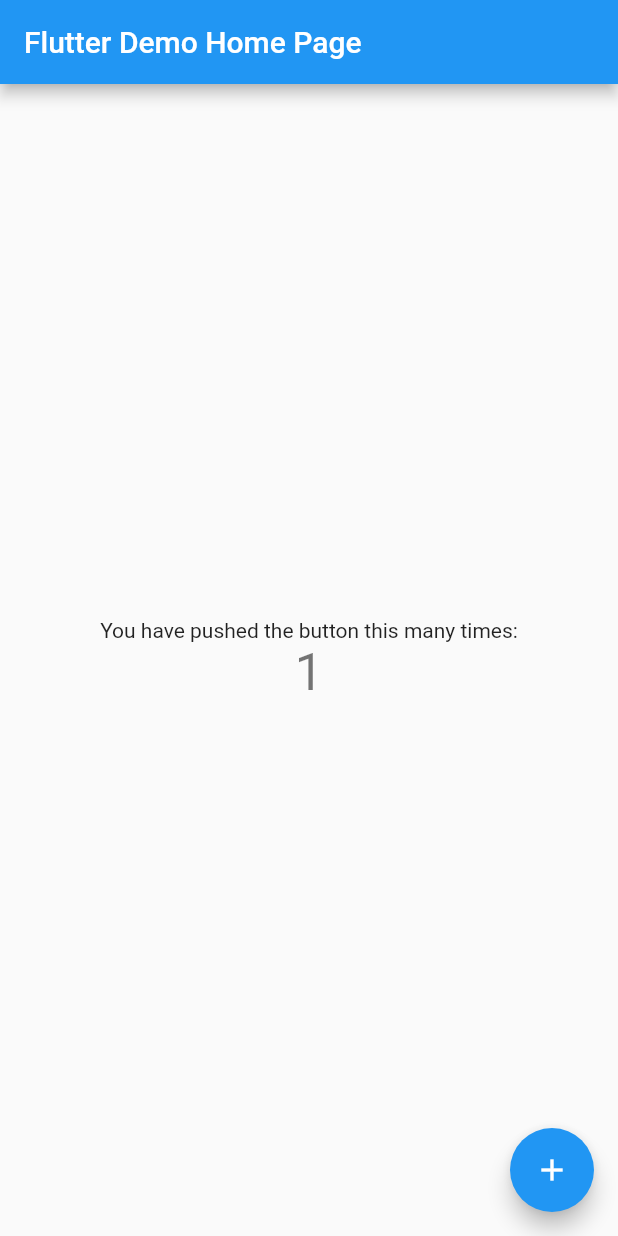
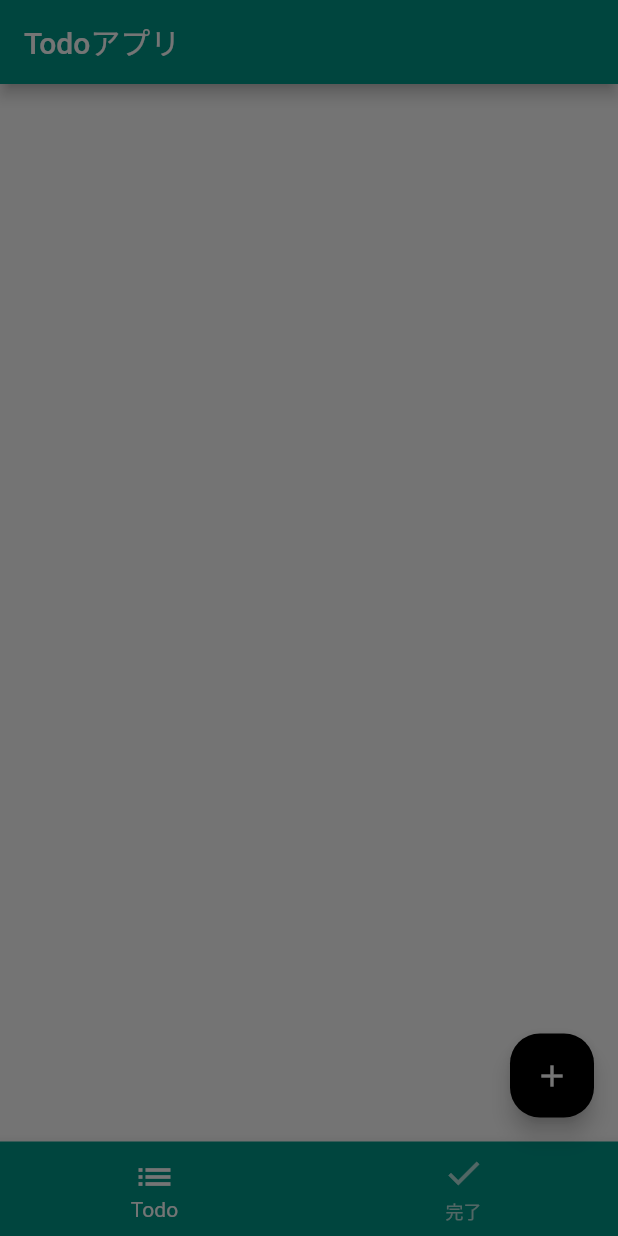
Before and after one commit to Channelsu/todo, a Flutter app: the screen it shows after launch, after a tap on the "add" icon, on a phone screen of 412 x 824 dp. Run offline on Flutter 3.47's test engine with Material 2 defaults, Android fonts, the phone set to English and light mode, and no system bars.

Commit message:
ボトムナビゲーションバー作成

```diff
--- a/lib/main.dart
+++ b/lib/main.dart
@@ -1,117 +1,19 @@
 import 'package:flutter/material.dart';
+import 'package:todo/page/home_page.dart';
 
-void main() {
-  runApp(MyApp());
-}
+void main() => runApp(MyApp());
 
 class MyApp extends StatelessWidget {
-  // This widget is the root of your application.
-  @override
-  Widget build(BuildContext context) {
-    return MaterialApp(
-      title: 'Flutter Demo',
-      theme: ThemeData(
-        // This is the theme of your application.
-        //
-        // Try running your application with "flutter run". You'll see the
-        // application has a blue toolbar. Then, without quitting the app, try
-        // changing the primarySwatch below to Colors.green and then invoke
-        // "hot reload" (press "r" in the console where you ran "flutter run",
-        // or simply save your changes to "hot reload" in a Flutter IDE).
-        // Notice that the counter didn't reset back to zero; the application
-        // is not restarted.
-        primarySwatch: Colors.blue,
-        // This makes the visual density adapt to the platform that you run
-        // the app on. For desktop platforms, the controls will be smaller and
-        // closer together (more dense) than on mobile platforms.
-        visualDensity: VisualDensity.adaptivePlatformDensity,
-      ),
-      home: MyHomePage(title: 'Flutter Demo Home Page'),
-    );
-  }
-}
-
-class MyHomePage extends StatefulWidget {
-  MyHomePage({Key key, this.title}) : super(key: key);
-
-  // This widget is the home page of your application. It is stateful, meaning
-  // that it has a State object (defined below) that contains fields that affect
-  // how it looks.
-
-  // This class is the configuration for the state. It holds the values (in this
-  // case the title) provided by the parent (in this case the App widget) and
-  // used by the build method of the State. Fields in a Widget subclass are
-  // always marked "final".
-
-  final String title;
+  static final String title = 'Todoアプリ';
 
   @override
-  _MyHomePageState createState() => _MyHomePageState();
+  Widget build(BuildContext context) => MaterialApp(
+    debugShowCheckedModeBanner: false,
+    title: title,
+    theme: ThemeData(
+      primarySwatch: Colors.teal,
+      scaffoldBackgroundColor: Color(0xFF6f5ee),
+    ),
+    home: HomePage(),
+  );
 }
-
-class _MyHomePageState extends State<MyHomePage> {
-  int _counter = 0;
-
-  void _incrementCounter() {
-    setState(() {
-      // This call to setState tells the Flutter framework that something has
-      // changed in this State, which causes it to rerun the build method below
-      // so that the display can reflect the updated values. If we changed
-      // _counter without calling setState(), then the build method would not be
-      // called again, and so nothing would appear to happen.
-      _counter++;
-    });
-  }
-
-  @override
-  Widget build(BuildContext context) {
-    // This method is rerun every time setState is called, for instance as done
-    // by the _incrementCounter method above.
-    //
-    // The Flutter framework has been optimized to make rerunning build methods
-    // fast, so that you can just rebuild anything that needs updating rather
-    // than having to individually change instances of widgets.
-    return Scaffold(
-      appBar: AppBar(
-        // Here we take the value from the MyHomePage object that was created by
-        // the App.build method, and use it to set our appbar title.
-        title: Text(widget.title),
-      ),
-      body: Center(
-        // Center is a layout widget. It takes a single child and positions it
-        // in the middle of the parent.
-        child: Column(
-          // Column is also a layout widget. It takes a list of children and
-          // arranges them vertically. By default, it sizes itself to fit its
-          // children horizontally, and tries to be as tall as its parent.
-          //
-          // Invoke "debug painting" (press "p" in the console, choose the
-          // "Toggle Debug Paint" action from the Flutter Inspector in Android
-          // Studio, or the "Toggle Debug Paint" command in Visual Studio Code)
-          // to see the wireframe for each widget.
-          //
-          // Column has various properties to control how it sizes itself and
-          // how it positions its children. Here we use mainAxisAlignment to
-          // center the children vertically; the main axis here is the vertical
-          // axis because Columns are vertical (the cross axis would be
-          // horizontal).
-          mainAxisAlignment: MainAxisAlignment.center,
-          children: <Widget>[
-            Text(
-              'You have pushed the button this many times:',
-            ),
-            Text(
-              '$_counter',
-              style: Theme.of(context).textTheme.headline4,
-            ),
-          ],
-        ),
-      ),
-      floatingActionButton: FloatingActionButton(
-        onPressed: _incrementCounter,
-        tooltip: 'Increment',
-        child: Icon(Icons.add),
-      ), // This trailing comma makes auto-formatting nicer for build methods.
-    );
-  }
-}
--- /dev/null
+++ b/lib/page/home_page.dart
@@ -0,0 +1,58 @@
+import 'package:flutter/material.dart';
+import 'package:todo/main.dart';
+import 'package:todo/widget/add_todo_dialog_widget.dart';
+
+class HomePage extends StatefulWidget {
+  @override
+  _HomePageState createState() => _HomePageState();
+}
+
+class _HomePageState extends State<HomePage> {
+  int selectedIndex = 0;
+
+  @override
+  Widget build(BuildContext context) {
+    final tabs = [
+      Container(),
+      Container(),
+    ];
+
+    return Scaffold(
+      appBar: AppBar(
+        title: Text(MyApp.title),
+      ),
+      bottomNavigationBar: BottomNavigationBar(
+        backgroundColor: Theme.of(context).primaryColor,
+        unselectedItemColor: Colors.white.withOpacity(0.7),
+        selectedItemColor: Colors.white,
+        currentIndex: selectedIndex,
+        onTap: (index) => setState(() {
+          selectedIndex = index;
+        }),
+        items: [
+          BottomNavigationBarItem(
+            icon: Icon(Icons.list, size: 28),
+            title: Text('Todo')
+          ),
+          BottomNavigationBarItem(
+            icon: Icon(Icons.check, size: 28),
+            title: Text('完了')
+          ),
+        ],
+      ),
+      body: tabs[selectedIndex],
+      floatingActionButton: FloatingActionButton(
+        shape: RoundedRectangleBorder(
+          borderRadius: BorderRadius.circular(20),
+        ),
+        backgroundColor: Colors.black,
+        onPressed: () => showDialog(
+          context: context,
+          child: AddTodoDialogWidget(),
+          barrierDismissible: false,
+        ),
+        child: Icon(Icons.add),
+      ),
+    );
+  }
+}
--- /dev/null
+++ b/lib/widget/add_todo_dialog_widget.dart
@@ -0,0 +1,17 @@
+import 'package:flutter/material.dart';
+
+class AddTodoDialogWidget extends StatefulWidget {
+  @override
+  _AddTodoDialogWidgetState createState() => _AddTodoDialogWidgetState();
+}
+
+class _AddTodoDialogWidgetState extends State<AddTodoDialogWidget> {
+  final _formKey = GlobalKey<FormState>();
+  String title = '';
+  String description = '';
+
+  @override
+  Widget build(BuildContext context) => AlertDialog(
+
+  );
+}
```
